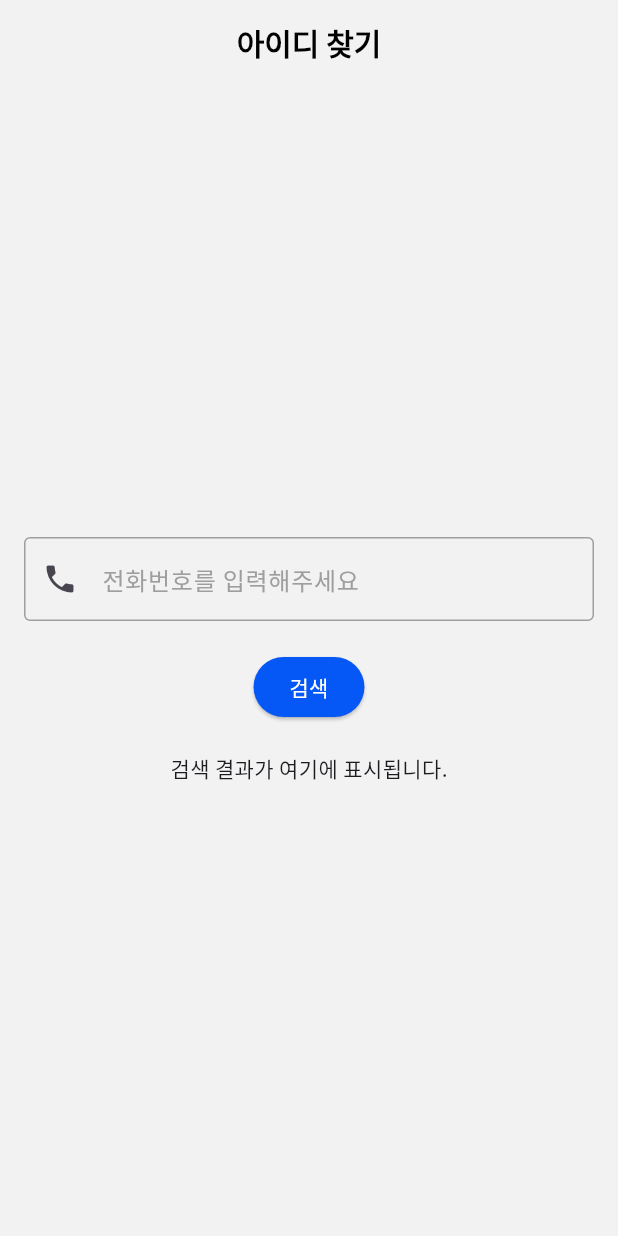
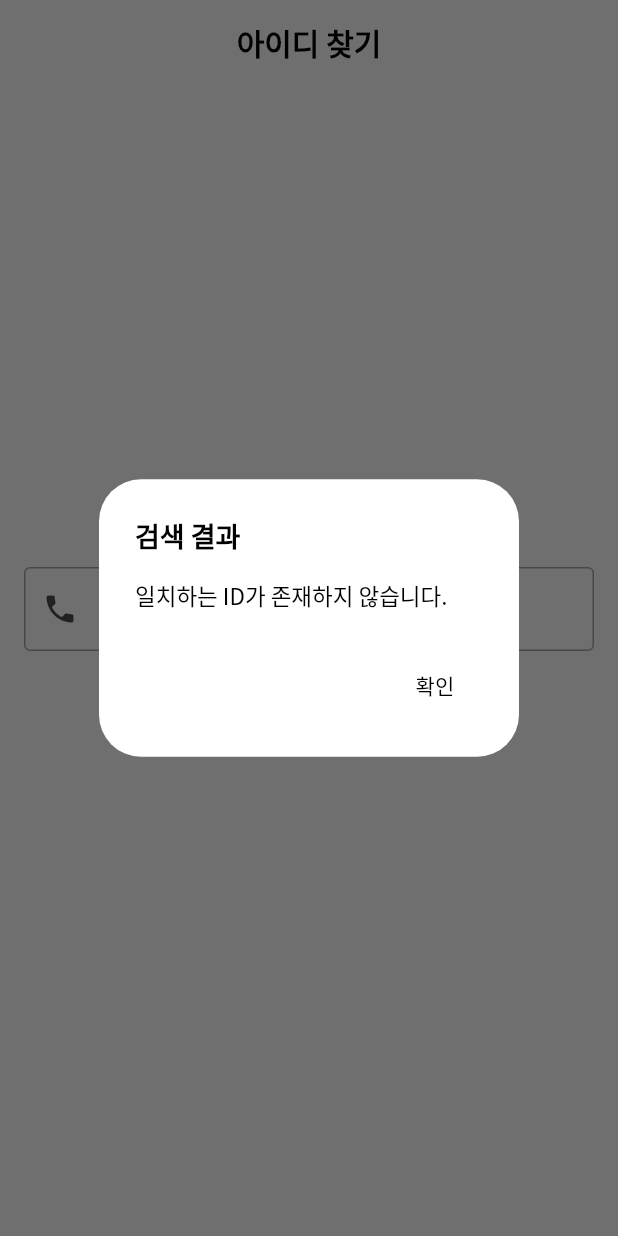
Before and after one commit to YoonjeongYoo/Capstone-EasyBudget, a Flutter app: the FindIdScreen widget shown alone on an empty page, opened directly, after a tap on "검색", on a phone screen of 412 x 824 dp. Run offline on Flutter 3.47's test engine with Material 3 defaults, Android fonts, the phone set to English and light mode, and no system bars; our stand-ins replace cloud_firestore, drift, firebase_core, fl_chart, getwidget, image_picker and 2 more; accounts and stored records are empty.

Commit message:
ID찾기, 비밀번호찾기 버튼 연동

```diff
--- a/lib/screen/mainhome_screen.dart
+++ b/lib/screen/mainhome_screen.dart
@@ -135,12 +135,30 @@ class _AnnouncementBox extends StatelessWidget {
                               ),
                               actions: <Widget>[
                                 TextButton(
-                                  child: Text('닫기'),
+                                  child: Text(
+                                    '닫기',
+                                    style: TextStyle(
+                                      color: Colors.black,
+                                    ),
+                                  ),
                                   onPressed: () {
                                     Navigator.of(context).pop();
                                   },
                                 ),
                               ],
+                              backgroundColor: Colors.white,
+                              titleTextStyle: TextStyle(
+                                fontSize: 18,
+                                fontWeight: FontWeight.w700,
+                                fontFamily: 'NotoSansKR',
+                                color: Colors.black,
+                              ),
+                              contentTextStyle: TextStyle(
+                                  fontSize: 15,
+                                  fontWeight: FontWeight.w400,
+                                  fontFamily: 'NotoSansKR',
+                                  color: Colors.black
+                              ),
                             );
                           },
                         );
@@ -191,7 +209,7 @@ class __RecentBudgetSpendingState extends State<_RecentBudgetSpending> {
         .doc('KBpkiTfmpsg3ZI5iSpyY')
         .collection('Receipt')
         .orderBy('indate', descending: true)
-        .limit(5)
+        .limit(6)
         .get();
 
     setState(() {
@@ -255,17 +273,6 @@ class _AnnouncementContent extends StatelessWidget {
         '2. 예산 비목별 신청 방법과 제출 서류를 잘 확인하여 준비해야 합니다. \n'
         '3. 예산 비목별 신청 방법과 제출 서류를 잘 확인하여 준비해야 합니다. \n'
         '4. 예산 비목별 신청 방법과 제출 서류를 잘 확인하여 준비해야 합니다. \n'
-        '5. 예산 비목별 신청 방법과 제출 서류를 잘 확인하여 준비해야 합니다. \n'
-        '5. 예산 비목별 신청 방법과 제출 서류를 잘 확인하여 준비해야 합니다. \n'
-        '5. 예산 비목별 신청 방법과 제출 서류를 잘 확인하여 준비해야 합니다. \n'
-        '5. 예산 비목별 신청 방법과 제출 서류를 잘 확인하여 준비해야 합니다. \n'
-        '5. 예산 비목별 신청 방법과 제출 서류를 잘 확인하여 준비해야 합니다. \n'
-        '5. 예산 비목별 신청 방법과 제출 서류를 잘 확인하여 준비해야 합니다. \n'
-        '5. 예산 비목별 신청 방법과 제출 서류를 잘 확인하여 준비해야 합니다. \n'
-        '5. 예산 비목별 신청 방법과 제출 서류를 잘 확인하여 준비해야 합니다. \n'
-        '5. 예산 비목별 신청 방법과 제출 서류를 잘 확인하여 준비해야 합니다. \n'
-        '5. 예산 비목별 신청 방법과 제출 서류를 잘 확인하여 준비해야 합니다. \n'
-        '5. 예산 비목별 신청 방법과 제출 서류를 잘 확인하여 준비해야 합니다. \n'
         '5. 예산 비목별 신청 방법과 제출 서류를 잘 확인하여 준비해야 합니다. \n';
 
     return Text(
@@ -277,7 +284,7 @@ class _AnnouncementContent extends StatelessWidget {
         fontSize: 13,
       ),
       overflow: isExpanded ? TextOverflow.visible : TextOverflow.ellipsis,
-      maxLines: isExpanded ? null : 6, // Set max lines to control overflow behavior
+      maxLines: isExpanded ? null : 7, // Set max lines to control overflow behavior
     );
   }
 }
--- a/lib/screen/search_ID.dart
+++ b/lib/screen/search_ID.dart
@@ -44,6 +44,45 @@ class _FindIdScreenState extends State<FindIdScreen> {
                     // 검색 로직을 여기에 구현하세요.
                     final foundId = await findId(_controller.text);
                     print(foundId);
+
+                    // 검색 결과를 dialog로 표시
+                    showDialog(
+                      context: context,
+                      builder: (BuildContext context) {
+                        return AlertDialog(
+                          title: Text('검색 결과'),
+                          content: Text((foundId != null && foundId.isNotEmpty)
+                              ? 'ID는 "$foundId" 입니다'
+                              : '일치하는 ID가 존재하지 않습니다.'),
+                          actions: <Widget>[
+                            TextButton(
+                              child: Text(
+                                '확인',
+                                style: TextStyle(
+                                  color: Colors.black,
+                                ),
+                              ),
+                              onPressed: () {
+                                Navigator.of(context).pop();
+                              },
+                            ),
+                          ],
+                          backgroundColor: Colors.white,
+                          titleTextStyle: TextStyle(
+                            fontSize: 18,
+                            fontWeight: FontWeight.w700,
+                            fontFamily: 'NotoSansKR',
+                            color: Colors.black,
+                          ),
+                          contentTextStyle: TextStyle(
+                              fontSize: 15,
+                              fontWeight: FontWeight.w400,
+                              fontFamily: 'NotoSansKR',
+                              color: Colors.black
+                          ),
+                        );
+                      },
+                    );
                   },
                   child: Text('검색'),
                   style: ElevatedButton.styleFrom(
@@ -51,9 +90,6 @@ class _FindIdScreenState extends State<FindIdScreen> {
                     backgroundColor: blueColor,
                   ),
                 ),
-                SizedBox(height: 20.0),
-                // Firebase 연동 없이 임시 검색 결과 표시
-                Text('검색 결과가 여기에 표시됩니다.'),
               ],
             ),
           ),
```
Also changed, not shown: lib/screen/receipt_input_screen.dart (+19 -1 lines), lib/screen/receipt_scan_confirm_screen.dart (+19 -1 lines), lib/screen/search_password.dart (+43 -2 lines).
